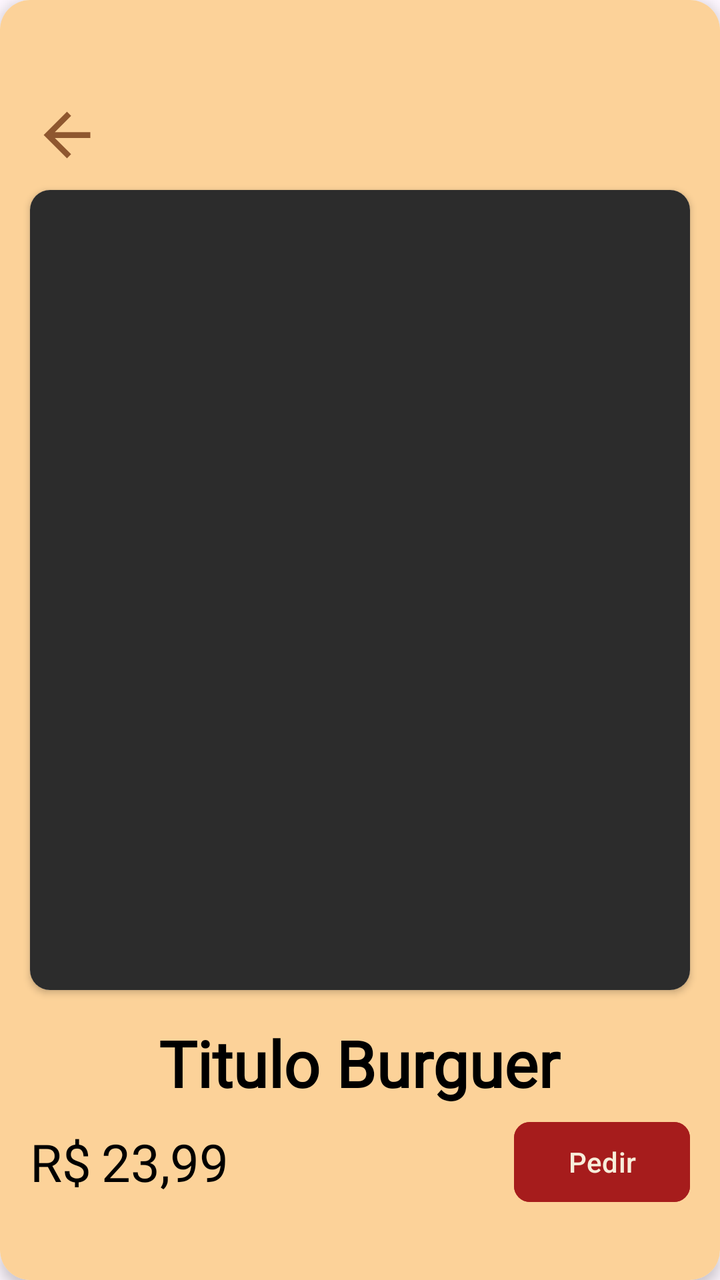
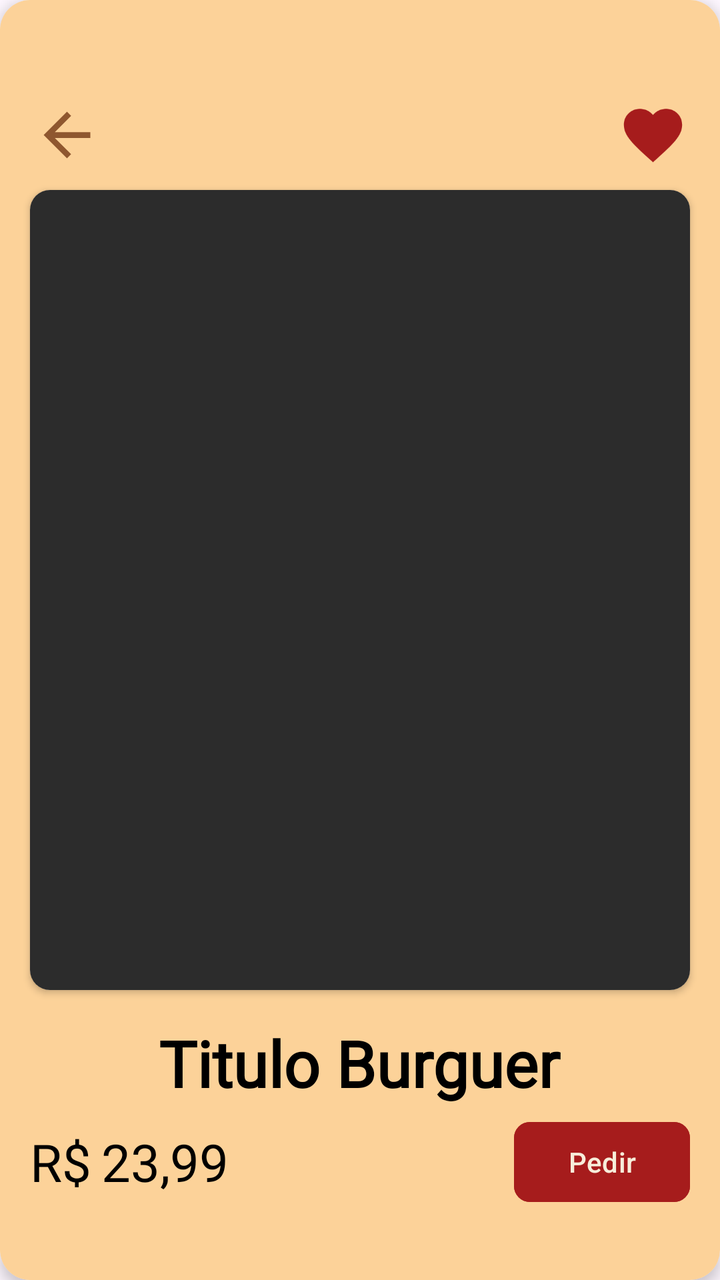

Before-and-after screenshots of an Android layout around one commit, followed by the original layout XML and the change that was made.
<!-- AndroidManifest.xml: application theme Theme.VangustApp -->
<!-- res/layout/modelo_detalhes_produtos.xml -->
<?xml version="1.0" encoding="utf-8"?>
<androidx.cardview.widget.CardView xmlns:android="http://schemas.android.com/apk/res/android"
    xmlns:app="http://schemas.android.com/apk/res-auto"
    android:id="@+id/modeloCardProdutos"
    android:layout_width="match_parent"
    android:layout_height="match_parent"
    android:background="#F7EDDA"
    app:cardCornerRadius="15dp"
    app:cardElevation="4dp">

    <LinearLayout
        android:layout_width="match_parent"
        android:layout_height="match_parent"
        android:background="#FCD299"
        android:orientation="vertical">

        
        <ImageView
            android:id="@+id/btnVoltarDetalhesProduto"
            android:layout_width="35dp"
            android:layout_height="35dp"
            android:layout_marginStart="16dp"
            android:layout_marginTop="50dp"
            android:src="@drawable/baseline_arrow_back"
            app:tint="#8F572F" />

        
        <androidx.cardview.widget.CardView
            android:layout_marginTop="10dp"
            android:layout_width="match_parent"
            android:layout_height="400dp"
            android:layout_marginStart="15dp"
            android:layout_marginEnd="15dp"
            app:cardCornerRadius="10dp">

            <ImageView
                android:id="@+id/modeloImagemProdutos"
                android:layout_width="match_parent"
                android:layout_height="match_parent"
                android:scaleType="centerCrop"
                android:src="#2c2c2c" />
        </androidx.cardview.widget.CardView>

        
        <LinearLayout
            android:layout_width="match_parent"
            android:layout_height="match_parent"
            android:orientation="vertical"
            android:padding="15dp">

            
            <LinearLayout
                android:layout_width="match_parent"
                android:layout_height="0dp"
                android:layout_weight="1"
                android:orientation="vertical">

                <TextView
                    android:id="@+id/modeloTituloProdutos"
                    android:layout_width="wrap_content"
                    android:layout_height="wrap_content"
                    android:layout_gravity="center_horizontal"
                    android:fontFamily="@font/oswald_regular"
                    android:text="Titulo Burguer"
                    android:textColor="@color/black"
                    android:textSize="32sp"
                    android:textStyle="bold" />

                <TextView
                    android:id="@+id/modeloDescricaoProdutos"
                    android:layout_width="match_parent"
                    android:layout_height="wrap_content"
                    android:layout_marginTop="10dp"
                    android:fontFamily="@font/roboto_condensed_light"
                    android:gravity="center_horizontal"
                    android:text="Lorem ipsum hambúrguer artesanal smashed burger bacon crocante maionese da casa cheddar derretido. Blend de angus pão de brioche tostado na manteiga alface americana tomate fresco cebola roxa caramelizada."
                    android:textColor="@color/black"
                    android:textSize="20sp" />
            </LinearLayout>

            
            <LinearLayout
                android:layout_marginBottom="20dp"
                android:layout_width="match_parent"
                android:layout_height="wrap_content"
                android:gravity="center_vertical"
                android:orientation="horizontal">

                <TextView
                    android:layout_width="wrap_content"
                    android:layout_height="wrap_content"
                    android:fontFamily="@font/oswald_regular"
                    android:text="R$"
                    android:textColor="@color/black"
                    android:textSize="26sp" />

                <TextView
                    android:id="@+id/modeloPrecoProdutos"
                    android:layout_width="wrap_content"
                    android:layout_height="wrap_content"
                    android:layout_marginStart="5dp"
                    android:fontFamily="@font/oswald_regular"
                    android:text="23,99"
                    android:textColor="@color/black"
                    android:textSize="26sp" />

                <View
                    android:layout_width="0dp"
                    android:layout_height="0dp"
                    android:layout_weight="1" />

                <com.google.android.material.button.MaterialButton
                    android:id="@+id/btnPedirProduto"
                    android:layout_width="wrap_content"
                    android:layout_height="wrap_content"
                    android:backgroundTint="#A61C1C"
                    android:text="Pedir"
                    android:textColor="#F7EDDA"
                    app:cornerRadius="8dp" />
            </LinearLayout>

        </LinearLayout>
    </LinearLayout>

</androidx.cardview.widget.CardView>
<!-- resources referenced by this layout -->
<resources>
  <color name="black">#FF000000</color>
  <!-- drawable baseline_arrow_back (drawable) -->
  <vector xmlns:android="http://schemas.android.com/apk/res/android" android:autoMirrored="true" android:height="24dp" android:tint="#000000" android:viewportHeight="24" android:viewportWidth="24" android:width="24dp">
        
      <path android:fillColor="@android:color/white" android:pathData="M20,11H7.83l5.59,-5.59L12,4l-8,8 8,8 1.41,-1.41L7.83,13H20v-2z"/>
      
  </vector>
  <style name="Theme.VangustApp" parent="Base.Theme.VangustApp" />
  <style name="Base.Theme.VangustApp" parent="Theme.Material3.DayNight.NoActionBar">
          
          
      </style>
</resources>

<!-- the commit's change to res/layout/modelo_detalhes_produtos.xml (unified diff, before → after) -->
@@ -15,14 +15,29 @@
         android:orientation="vertical">
 
         
-        <ImageView
-            android:id="@+id/btnVoltarDetalhesProduto"
-            android:layout_width="35dp"
-            android:layout_height="35dp"
+        <RelativeLayout
+            android:layout_width="match_parent"
+            android:layout_height="wrap_content"
             android:layout_marginStart="16dp"
-            android:layout_marginTop="50dp"
-            android:src="@drawable/baseline_arrow_back"
-            app:tint="#8F572F" />
+            android:layout_marginEnd="16dp"
+            android:layout_marginTop="50dp">
+
+            <ImageView
+                android:id="@+id/btnVoltarDetalhesProduto"
+                android:layout_width="35dp"
+                android:layout_height="35dp"
+                android:layout_alignParentStart="true"
+                android:src="@drawable/baseline_arrow_back"
+                app:tint="#8F572F" />
+
+            <ImageView
+                android:id="@+id/btnFavoritarDetalhes"
+                android:layout_width="35dp"
+                android:layout_height="35dp"
+                android:layout_alignParentEnd="true"
+                android:src="@drawable/baseline_favorite"
+                app:tint="#A61C1C" />
+        </RelativeLayout>
 
         
         <androidx.cardview.widget.CardView
<!-- resource entries referenced after the edit -->
@@ -7,6 +7,12 @@
       <path android:fillColor="@android:color/white" android:pathData="M20,11H7.83l5.59,-5.59L12,4l-8,8 8,8 1.41,-1.41L7.83,13H20v-2z"/>
       
   </vector>
+  <!-- drawable baseline_favorite (drawable) -->
+  <vector xmlns:android="http://schemas.android.com/apk/res/android" android:height="24dp" android:tint="#F7EDDA" android:viewportHeight="24" android:viewportWidth="24" android:width="24dp">
+        
+      <path android:fillColor="@android:color/white" android:pathData="M12,21.35l-1.45,-1.32C5.4,15.36 2,12.28 2,8.5 2,5.42 4.42,3 7.5,3c1.74,0 3.41,0.81 4.5,2.09C13.09,3.81 14.76,3 16.5,3 19.58,3 22,5.42 22,8.5c0,3.78 -3.4,6.86 -8.55,11.54L12,21.35z"/>
+      
+  </vector>
   <style name="Theme.VangustApp" parent="Base.Theme.VangustApp" />
   <style name="Base.Theme.VangustApp" parent="Theme.Material3.DayNight.NoActionBar">
           
